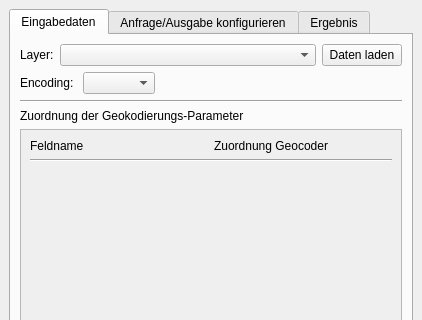
Qt form interface/ui/main_dockwidget.ui (de-bkg/qgis-geocoder) before a commit; both pictures show x 0 to 422 and y 0 to 320 of the 422 by 602 pixel window.
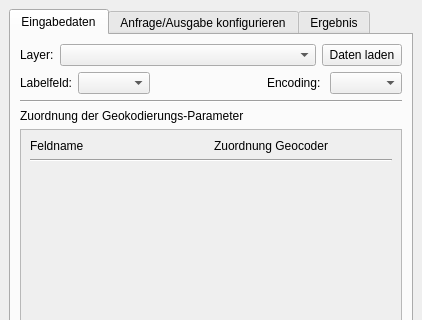
The same form after that commit. Icons and pictures are not drawn. Custom widgets are drawn as their Qt base class.

Commit message: added selection of label field; draw selected label on map

```diff
--- a/interface/ui/main_dockwidget.ui
+++ b/interface/ui/main_dockwidget.ui
@@ -7,7 +7,7 @@
     <x>0</x>
     <y>0</y>
     <width>394</width>
-    <height>501</height>
+    <height>524</height>
    </rect>
   </property>
   <property name="layoutDirection">
@@ -175,6 +175,37 @@
            <number>6</number>
           </property>
           <item>
+           <layout class="QHBoxLayout" name="horizontalLayout_9">
+            <item>
+             <widget class="QLabel" name="label_7">
+              <property name="sizePolicy">
+               <sizepolicy hsizetype="Maximum" vsizetype="Preferred">
+                <horstretch>0</horstretch>
+                <verstretch>0</verstretch>
+               </sizepolicy>
+              </property>
+              <property name="text">
+               <string>Labelfeld:</string>
+              </property>
+             </widget>
+            </item>
+            <item>
+             <widget class="QComboBox" name="label_field_combo"/>
+            </item>
+            <item>
+             <spacer name="horizontalSpacer_7">
+              <property name="orientation">
+               <enum>Qt::Horizontal</enum>
+              </property>
+              <property name="sizeHint" stdset="0">
+               <size>
+                <width>40</width>
+                <height>20</height>
+               </size>
+              </property>
+             </spacer>
+            </item>
+            <item>
            <widget class="QLabel" name="label_4">
             <property name="text">
              <string>Encoding: </string>
@@ -184,18 +215,7 @@
           <item>
            <widget class="QComboBox" name="encoding_combo"/>
           </item>
-          <item>
-           <spacer name="horizontalSpacer_7">
-            <property name="orientation">
-             <enum>Qt::Horizontal</enum>
-            </property>
-            <property name="sizeHint" stdset="0">
-             <size>
-              <width>40</width>
-              <height>20</height>
-             </size>
-            </property>
-           </spacer>
+           </layout>
           </item>
          </layout>
         </item>
```
Left out of the diff: 8 changed lines with no effect on the pictures. Lines whose indentation alone changed are shown as unchanged. The commit also changes 1 other file.
